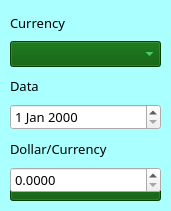
This is addnew.ui in ailaikit/CSA as Qt 5 draws it before an edit. The edited form follows.
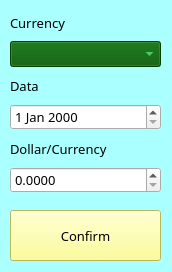
This is the edited form.

```diff
--- a/addnew.ui
+++ b/addnew.ui
@@ -6,8 +6,8 @@
    <rect>
     <x>0</x>
     <y>0</y>
-    <width>171</width>
-    <height>211</height>
+    <width>172</width>
+    <height>272</height>
    </rect>
   </property>
   <property name="palette">
@@ -81,9 +81,9 @@
    <property name="geometry">
     <rect>
      <x>10</x>
-     <y>170</y>
+     <y>210</y>
      <width>151</width>
-     <height>31</height>
+     <height>51</height>
     </rect>
    </property>
    <property name="font">
@@ -96,8 +96,8 @@
     <cursorShape>PointingHandCursor</cursorShape>
    </property>
    <property name="styleSheet">
-    <string notr="true">color:  rgb(104, 253, 141);
-background-color: rgb(0, 85, 0);</string>
+    <string notr="true">color:  rgb(0, 0, 0);
+background-color: rgb(255, 255, 127);</string>
    </property>
    <property name="text">
     <string>Confirm</string>
```
